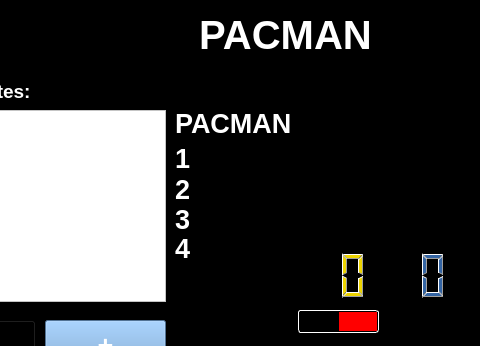
This is mainwindow.ui in chingling123/gmxp_pacman as Qt 5 draws it before an edit; both pictures show x 105 to 585 and y 0 to 346 of the 800 by 480 pixel window. The edited form follows.
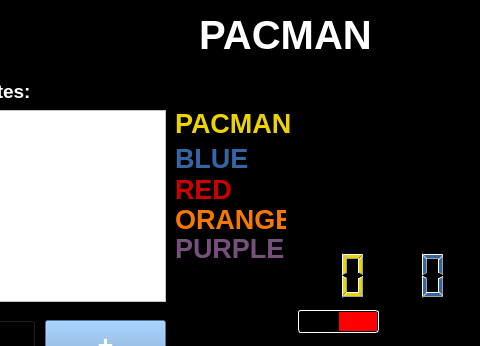
This is the edited form.

What changed in the file:
```diff
--- a/mainwindow.ui
+++ b/mainwindow.ui
@@ -442,7 +442,7 @@
      </font>
     </property>
     <property name="styleSheet">
-     <string notr="true">color: rgb(255, 255, 255);</string>
+     <string notr="true">color: rgb(237, 212, 0);</string>
     </property>
     <property name="text">
      <string>PACMAN </string>
@@ -468,10 +468,10 @@
      </font>
     </property>
     <property name="styleSheet">
-     <string notr="true">color: rgb(255, 255, 255);</string>
+     <string notr="true">color: rgb(52, 101, 164);</string>
     </property>
     <property name="text">
-     <string>1</string>
+     <string>BLUE</string>
     </property>
     <property name="textFormat">
      <enum>Qt::RichText</enum>
@@ -494,10 +494,10 @@
      </font>
     </property>
     <property name="styleSheet">
-     <string notr="true">color: rgb(255, 255, 255);</string>
+     <string notr="true">color: rgb(204, 0, 0);</string>
     </property>
     <property name="text">
-     <string>2</string>
+     <string>RED</string>
     </property>
     <property name="textFormat">
      <enum>Qt::RichText</enum>
@@ -520,10 +520,10 @@
      </font>
     </property>
     <property name="styleSheet">
-     <string notr="true">color: rgb(255, 255, 255);</string>
+     <string notr="true">color: rgb(245, 121, 0);</string>
     </property>
     <property name="text">
-     <string>3</string>
+     <string>ORANGE</string>
     </property>
     <property name="textFormat">
      <enum>Qt::RichText</enum>
@@ -546,10 +546,10 @@
      </font>
     </property>
     <property name="styleSheet">
-     <string notr="true">color: rgb(255, 255, 255);</string>
+     <string notr="true">color: rgb(117, 80, 123);</string>
     </property>
     <property name="text">
-     <string>4</string>
+     <string>PURPLE</string>
     </property>
     <property name="textFormat">
      <enum>Qt::RichText</enum>
```
